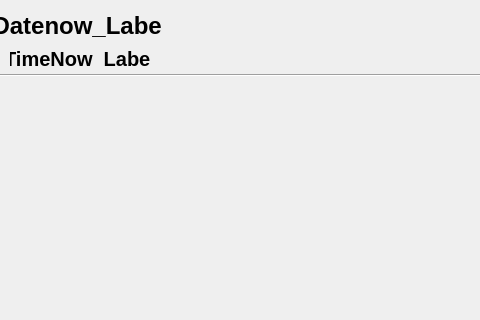
Above: Interface_Workfile.ui from willBear/Wills-Stock-Picker before the change; both pictures show x 0 to 480 and y 0 to 320 of the 1024 by 768 pixel window. Below: the same form after it.
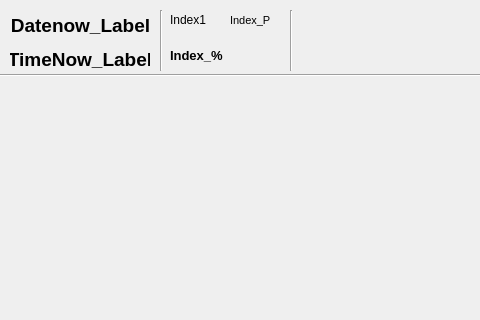
That is the form after the change.

```diff
--- a/Interface_Workfile.ui
+++ b/Interface_Workfile.ui
@@ -59,7 +59,7 @@
     </property>
     <property name="font">
      <font>
-      <pointsize>15</pointsize>
+      <pointsize>14</pointsize>
       <weight>75</weight>
       <bold>true</bold>
      </font>
@@ -91,7 +91,7 @@
     </property>
     <property name="font">
      <font>
-      <pointsize>18</pointsize>
+      <pointsize>14</pointsize>
       <weight>75</weight>
       <bold>true</bold>
      </font>
@@ -112,6 +112,85 @@
      <bool>true</bool>
     </property>
    </widget>
+   <widget class="QLabel" name="Index_Symbol_0">
+    <property name="geometry">
+     <rect>
+      <x>170</x>
+      <y>10</y>
+      <width>61</width>
+      <height>20</height>
+     </rect>
+    </property>
+    <property name="text">
+     <string>Index1</string>
+    </property>
+   </widget>
+   <widget class="QLabel" name="Index_Percentage_1">
+    <property name="geometry">
+     <rect>
+      <x>170</x>
+      <y>40</y>
+      <width>100</width>
+      <height>31</height>
+     </rect>
+    </property>
+    <property name="font">
+     <font>
+      <pointsize>10</pointsize>
+      <weight>75</weight>
+      <bold>true</bold>
+     </font>
+    </property>
+    <property name="text">
+     <string>Index_%</string>
+    </property>
+   </widget>
+   <widget class="QLabel" name="Index_Price_1">
+    <property name="geometry">
+     <rect>
+      <x>230</x>
+      <y>10</y>
+      <width>51</width>
+      <height>20</height>
+     </rect>
+    </property>
+    <property name="font">
+     <font>
+      <pointsize>8</pointsize>
+      <weight>50</weight>
+      <bold>false</bold>
+     </font>
+    </property>
+    <property name="text">
+     <string>Index_P</string>
+    </property>
+   </widget>
+   <widget class="Line" name="line_2">
+    <property name="geometry">
+     <rect>
+      <x>160</x>
+      <y>10</y>
+      <width>3</width>
+      <height>61</height>
+     </rect>
+    </property>
+    <property name="orientation">
+     <enum>Qt::Vertical</enum>
+    </property>
+   </widget>
+   <widget class="Line" name="line_3">
+    <property name="geometry">
+     <rect>
+      <x>290</x>
+      <y>10</y>
+      <width>3</width>
+      <height>61</height>
+     </rect>
+    </property>
+    <property name="orientation">
+     <enum>Qt::Vertical</enum>
+    </property>
+   </widget>
   </widget>
  </widget>
  <resources/>
```
